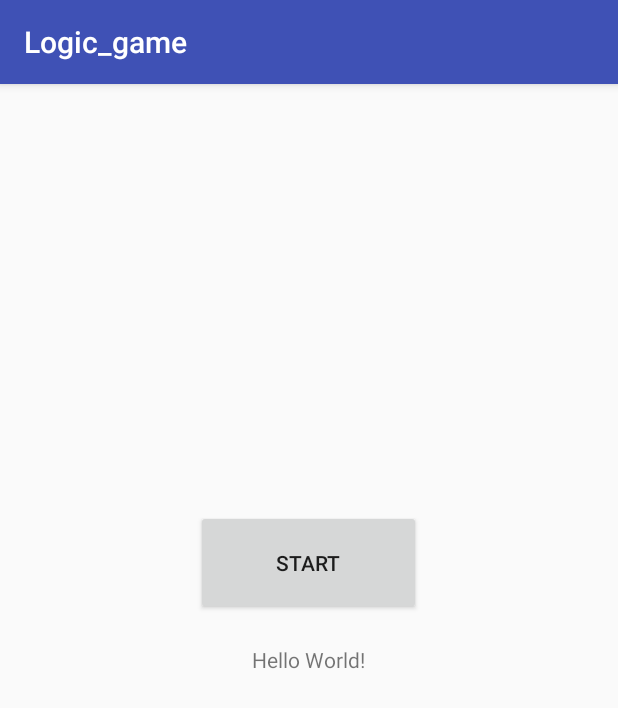
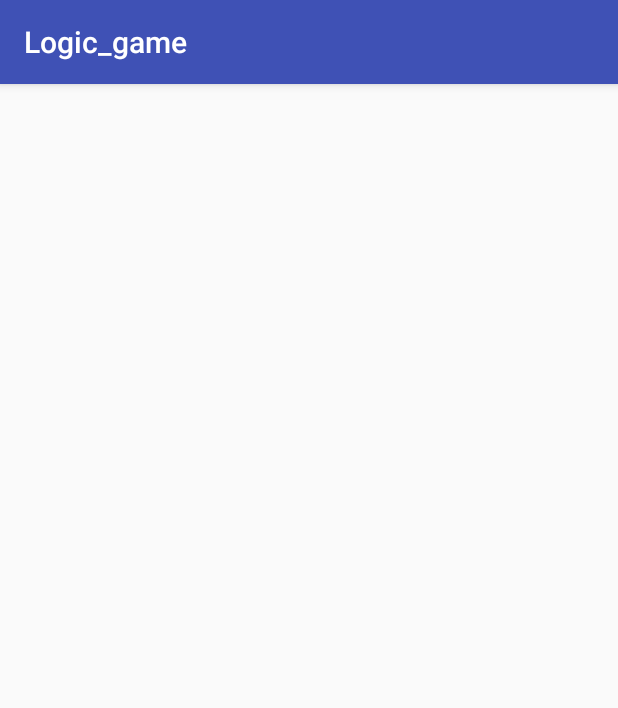
Before and after one commit to kodkirurg/DATX02-18-35, an Android app: the screen it shows after launch (MainActivity before the commit, Game after it), after a tap on "START", on a phone screen of 412 x 824 dp. Shown: the top 708 px of the screen. Run offline under Robolectric (Android 15) with nearby library versions, the phone set to English and light mode, and no system bars.

Commit message:
Added a new empty activity called game, now when start button is clicked it will launch

```diff
--- a/app/src/main/AndroidManifest.xml
+++ b/app/src/main/AndroidManifest.xml
@@ -1,6 +1,6 @@
 <?xml version="1.0" encoding="utf-8"?>
 <manifest xmlns:android="http://schemas.android.com/apk/res/android"
-    package="game.logic_game" >
+    package="game.logic_game">
 
     <application
         android:allowBackup="true"
@@ -8,14 +8,15 @@
         android:label="@string/app_name"
         android:roundIcon="@mipmap/ic_launcher_round"
         android:supportsRtl="true"
-        android:theme="@style/AppTheme" >
-        <activity android:name=".MainActivity" >
+        android:theme="@style/AppTheme">
+        <activity android:name=".MainActivity">
             <intent-filter>
                 <action android:name="android.intent.action.MAIN" />
 
                 <category android:name="android.intent.category.LAUNCHER" />
             </intent-filter>
         </activity>
+        <activity android:name=".Game"></activity>
     </application>
 
 </manifest>
--- /dev/null
+++ b/app/src/main/java/game/logic_game/Game.java
@@ -0,0 +1,13 @@
+package game.logic_game;
+
+import android.support.v7.app.AppCompatActivity;
+import android.os.Bundle;
+
+public class Game extends AppCompatActivity {
+
+    @Override
+    protected void onCreate(Bundle savedInstanceState) {
+        super.onCreate(savedInstanceState);
+        setContentView(R.layout.activity_game);
+    }
+}
--- a/app/src/main/java/game/logic_game/MainActivity.java
+++ b/app/src/main/java/game/logic_game/MainActivity.java
@@ -23,7 +23,8 @@ public class MainActivity extends AppCompatActivity implements View.OnClickListe
     public void onClick(View view) {
         switch (view.getId()) {
             case R.id.start_button:
-                //start new intent for example
+                Intent intent = new Intent(this,Game.class); //create intent
+                startActivity(intent); //start intent
                 Log.d("test123","test"); //test to check if the button is getting clicked ( printf test)
                 break;
         }
--- /dev/null
+++ b/app/src/main/res/layout/activity_game.xml
@@ -0,0 +1,9 @@
+<?xml version="1.0" encoding="utf-8"?>
+<android.support.constraint.ConstraintLayout xmlns:android="http://schemas.android.com/apk/res/android"
+    xmlns:app="http://schemas.android.com/apk/res-auto"
+    xmlns:tools="http://schemas.android.com/tools"
+    android:layout_width="match_parent"
+    android:layout_height="match_parent"
+    tools:context="game.logic_game.Game">
+
+</android.support.constraint.ConstraintLayout>
```
